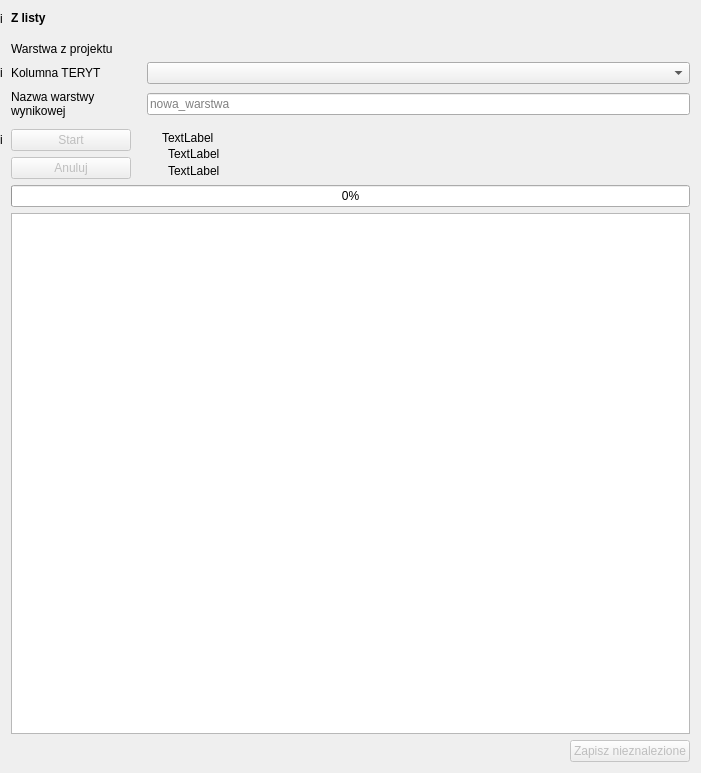
First picture: the form in gissupport_plugin/modules/uldk/modules/csv_import/main_base.ui, repository gis-support/gis-support-plugin, before the edit.
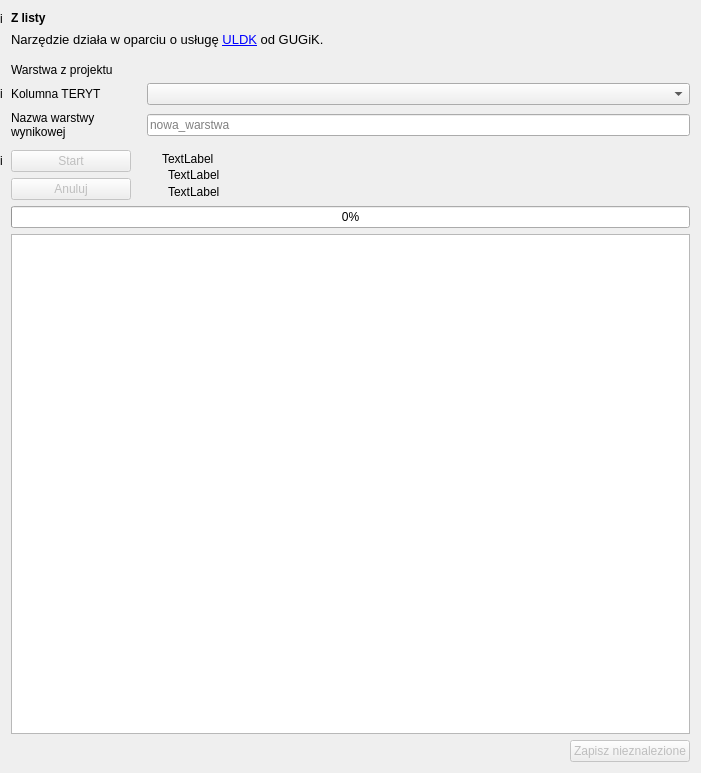
Second picture: the form after the edit. Custom widgets are drawn as their Qt base class.

The edit to the form file:
```diff
--- a/gissupport_plugin/modules/uldk/modules/csv_import/main_base.ui
+++ b/gissupport_plugin/modules/uldk/modules/csv_import/main_base.ui
@@ -78,7 +78,23 @@
        </property>
       </widget>
      </item>
-     <item row="7" column="0">
+     <item row="1" column="1" colspan="3">
+      <widget class="QLabel" name="infoLabel">
+       <property name="text">
+        <string>&lt;html&gt;&lt;head/&gt;&lt;body&gt;&lt;p&gt;&lt;span style=&quot; font-size:10pt;&quot;&gt;Narzędzie działa w oparciu o usługę &lt;a href=&quot;https://uldk.gugik.gov.pl/opis.html&quot;&gt;&lt;span style=&quot; text-decoration: underline; color:#0000ff;&quot;&gt;ULDK&lt;/span&gt;&lt;/a&gt; od GUGiK.&lt;/span&gt;&lt;/p&gt;&lt;/body&gt;&lt;/html&gt;</string>
+       </property>
+       <property name="textFormat">
+        <enum>Qt::RichText</enum>
+       </property>
+       <property name="wordWrap">
+        <bool>true</bool>
+       </property>
+       <property name="openExternalLinks">
+        <bool>true</bool>
+       </property>
+      </widget>
+     </item>
+     <item row="8" column="0">
       <widget class="QLabel" name="label_info_start">
        <property name="maximumSize">
         <size>
@@ -97,7 +113,7 @@
        </property>
       </widget>
      </item>
-     <item row="7" column="1">
+     <item row="8" column="1">
       <widget class="QPushButton" name="button_start">
        <property name="enabled">
         <bool>false</bool>
@@ -119,7 +135,7 @@
        </property>
       </widget>
      </item>
-     <item row="1" column="1">
+     <item row="2" column="1">
       <spacer name="verticalSpacer">
        <property name="orientation">
         <enum>Qt::Vertical</enum>
@@ -135,7 +151,7 @@
        </property>
       </spacer>
      </item>
-     <item row="3" column="1">
+     <item row="4" column="1">
       <widget class="QLabel" name="label_2">
        <property name="maximumSize">
         <size>
@@ -148,7 +164,7 @@
        </property>
       </widget>
      </item>
-     <item row="5" column="1">
+     <item row="6" column="1">
       <widget class="QLabel" name="label_3">
        <property name="text">
         <string>Nazwa warstwy
@@ -162,7 +178,7 @@
        </property>
       </widget>
      </item>
-     <item row="8" column="1">
+     <item row="9" column="1">
       <widget class="QPushButton" name="button_cancel">
        <property name="enabled">
         <bool>false</bool>
@@ -190,7 +206,7 @@
        </property>
       </widget>
      </item>
-     <item row="7" column="3" rowspan="2">
+     <item row="8" column="3" rowspan="2">
       <layout class="QVBoxLayout" name="verticalLayout_3">
        <property name="leftMargin">
         <number>15</number>
@@ -224,7 +240,7 @@
        </item>
       </layout>
      </item>
-     <item row="2" column="1">
+     <item row="3" column="1">
       <widget class="QLabel" name="label">
        <property name="maximumSize">
         <size>
@@ -237,7 +253,7 @@
        </property>
       </widget>
      </item>
-     <item row="6" column="3">
+     <item row="7" column="3">
       <spacer name="verticalSpacer_3">
        <property name="orientation">
         <enum>Qt::Vertical</enum>
@@ -253,7 +269,7 @@
        </property>
       </spacer>
      </item>
-     <item row="2" column="3">
+     <item row="3" column="3">
       <widget class="QgsMapLayerComboBox" name="layer_select" native="true">
        <property name="minimumSize">
         <size>
@@ -263,7 +279,7 @@
        </property>
       </widget>
      </item>
-     <item row="5" column="3">
+     <item row="6" column="3">
       <widget class="QLineEdit" name="text_edit_layer_name">
        <property name="minimumSize">
         <size>
@@ -276,7 +292,7 @@
        </property>
       </widget>
      </item>
-     <item row="3" column="0">
+     <item row="4" column="0">
       <widget class="QLabel" name="label_info_column">
        <property name="maximumSize">
         <size>
@@ -295,7 +311,7 @@
        </property>
       </widget>
      </item>
-     <item row="3" column="3">
+     <item row="4" column="3">
       <widget class="QgsFieldComboBox" name="combobox_teryt_column">
        <property name="minimumSize">
         <size>
@@ -305,7 +321,7 @@
        </property>
       </widget>
      </item>
-     <item row="9" column="1" colspan="3">
+     <item row="10" column="1" colspan="3">
       <widget class="QProgressBar" name="progress_bar">
        <property name="sizePolicy">
         <sizepolicy hsizetype="Minimum" vsizetype="Fixed">
@@ -324,7 +340,7 @@
        </property>
       </widget>
      </item>
-     <item row="10" column="1" colspan="3">
+     <item row="11" column="1" colspan="3">
       <widget class="QTableWidget" name="table_errors"/>
      </item>
     </layout>
```
